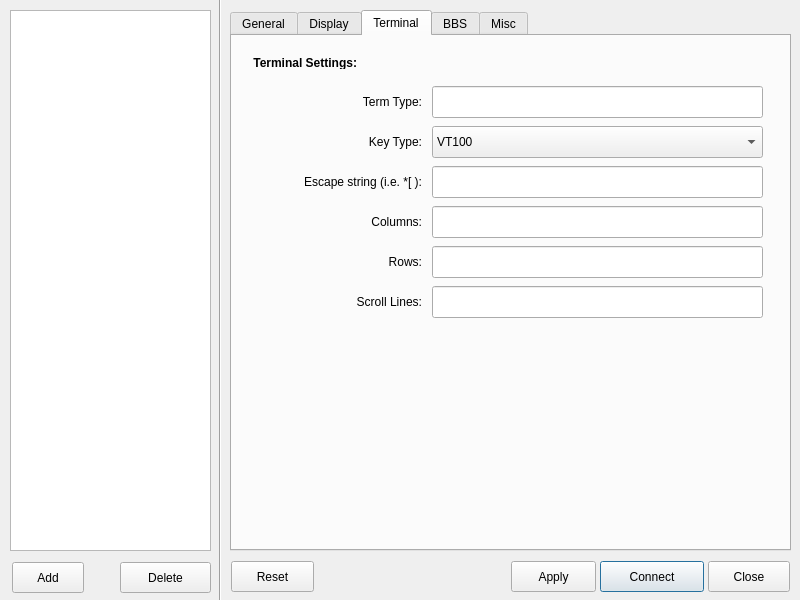
Above: src/ui/addrdialog.ui from debian-pkg-chinese/qterm before the change. Below: the same form after it.
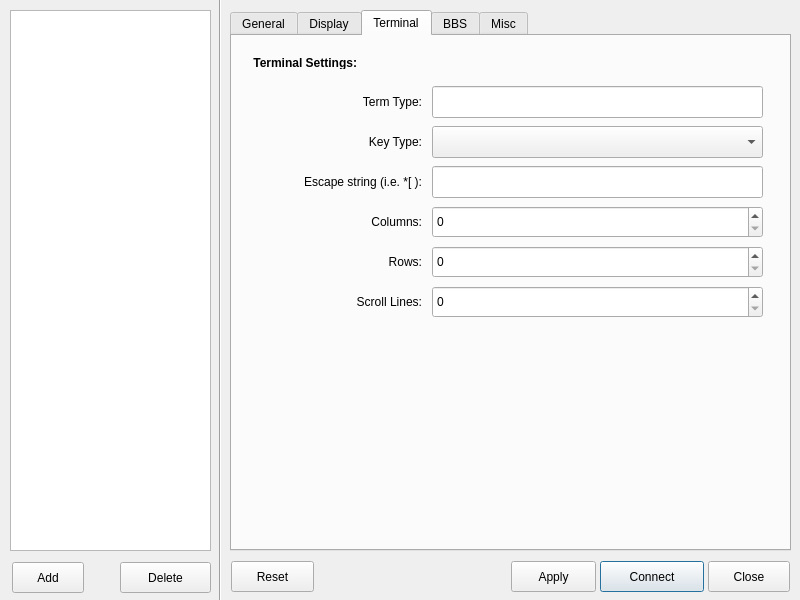
That is the form after the change. The open tabs and pages were chosen to show the change.

Patch:
```diff
--- a/src/ui/addrdialog.ui
+++ b/src/ui/addrdialog.ui
@@ -870,21 +870,6 @@
        <height>32</height>
       </rect>
      </property>
-     <item>
-      <property name="text">
-       <string>VT100</string>
-      </property>
-     </item>
-     <item>
-      <property name="text">
-       <string>XTERM</string>
-      </property>
-     </item>
-     <item>
-      <property name="text">
-       <string>BBS</string>
-      </property>
-     </item>
     </widget>
     <widget class="QLabel" name="TextLabel2_6">
      <property name="geometry">
@@ -950,17 +935,7 @@
       <set>Qt::AlignRight|Qt::AlignTrailing|Qt::AlignVCenter</set>
      </property>
      <property name="buddy">
-      <cstring>rowLineEdit</cstring>
-     </property>
-    </widget>
-    <widget class="QLineEdit" name="columnLineEdit">
-     <property name="geometry">
-      <rect>
-       <x>200</x>
-       <y>170</y>
-       <width>331</width>
-       <height>32</height>
-      </rect>
+      <cstring>rowSpinBox</cstring>
      </property>
     </widget>
     <widget class="QLabel" name="TextLabel3_4">
@@ -979,17 +954,7 @@
       <set>Qt::AlignRight|Qt::AlignTrailing|Qt::AlignVCenter</set>
      </property>
      <property name="buddy">
-      <cstring>columnLineEdit</cstring>
-     </property>
-    </widget>
-    <widget class="QLineEdit" name="rowLineEdit">
-     <property name="geometry">
-      <rect>
-       <x>200</x>
-       <y>210</y>
-       <width>331</width>
-       <height>32</height>
-      </rect>
+      <cstring>columnSpinBox</cstring>
      </property>
     </widget>
     <widget class="QLabel" name="TextLabel5_3">
@@ -1008,17 +973,7 @@
       <set>Qt::AlignRight|Qt::AlignTrailing|Qt::AlignVCenter</set>
      </property>
      <property name="buddy">
-      <cstring>scrollLineEdit</cstring>
-     </property>
-    </widget>
-    <widget class="QLineEdit" name="scrollLineEdit">
-     <property name="geometry">
-      <rect>
-       <x>200</x>
-       <y>250</y>
-       <width>331</width>
-       <height>32</height>
-      </rect>
+      <cstring>scrollSpinBox</cstring>
      </property>
     </widget>
     <widget class="QWidget" name="layoutWidget5">
@@ -1062,6 +1017,36 @@
       </item>
      </layout>
     </widget>
+    <widget class="QSpinBox" name="columnSpinBox">
+     <property name="geometry">
+      <rect>
+       <x>200</x>
+       <y>170</y>
+       <width>331</width>
+       <height>32</height>
+      </rect>
+     </property>
+    </widget>
+    <widget class="QSpinBox" name="rowSpinBox">
+     <property name="geometry">
+      <rect>
+       <x>200</x>
+       <y>210</y>
+       <width>331</width>
+       <height>32</height>
+      </rect>
+     </property>
+    </widget>
+    <widget class="QSpinBox" name="scrollSpinBox">
+     <property name="geometry">
+      <rect>
+       <x>200</x>
+       <y>250</y>
+       <width>331</width>
+       <height>32</height>
+      </rect>
+     </property>
+    </widget>
    </widget>
    <widget class="QWidget" name="tab3">
     <attribute name="title">
```
Left out of the diff: 14 changed lines with no effect on the pictures.
